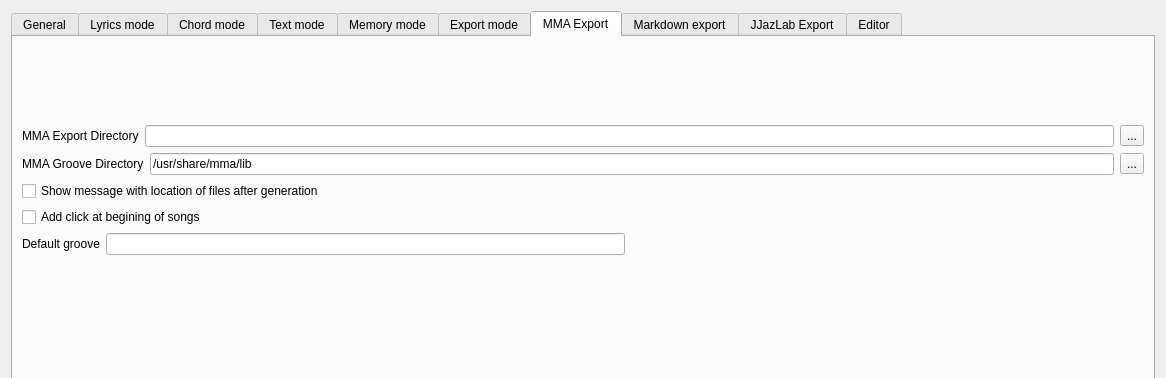
Before: the Qt Designer form src/dialogconfiguration.ui in gillesmaire/chordv, drawn with Qt 5; both pictures show x 0 to 1166 and y 0 to 378 of the 1166 by 749 pixel window.
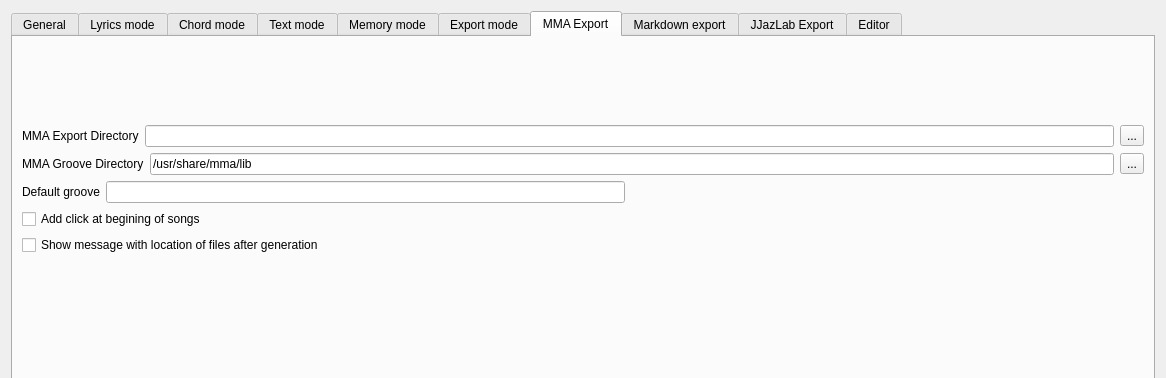
After: the same form once the commit is applied. Custom widgets are drawn as their Qt base class.

What changed in the file:
```diff
--- a/src/dialogconfiguration.ui
+++ b/src/dialogconfiguration.ui
@@ -792,20 +792,6 @@
              </item>
             </layout>
            </item>
-           <item>
-            <widget class="QCheckBox" name="checkBoxMMAExportShowDir">
-             <property name="text">
-              <string>Show message with location of files after generation </string>
-             </property>
-            </widget>
-           </item>
-           <item>
-            <widget class="QCheckBox" name="checkBoxAddStartTempo">
-             <property name="text">
-              <string>Add click at begining of songs</string>
-             </property>
-            </widget>
-           </item>
            <item>
             <layout class="QHBoxLayout" name="horizontalLayout_11">
              <item>
@@ -833,6 +819,20 @@
              </item>
             </layout>
            </item>
+           <item>
+            <widget class="QCheckBox" name="checkBoxAddStartTempo">
+             <property name="text">
+              <string>Add click at begining of songs</string>
+             </property>
+            </widget>
+           </item>
+           <item>
+            <widget class="QCheckBox" name="checkBoxMMAExportShowDir">
+             <property name="text">
+              <string>Show message with location of files after generation </string>
+             </property>
+            </widget>
+           </item>
            <item>
             <spacer name="horizontalSpacer_6">
              <property name="orientation">
```
